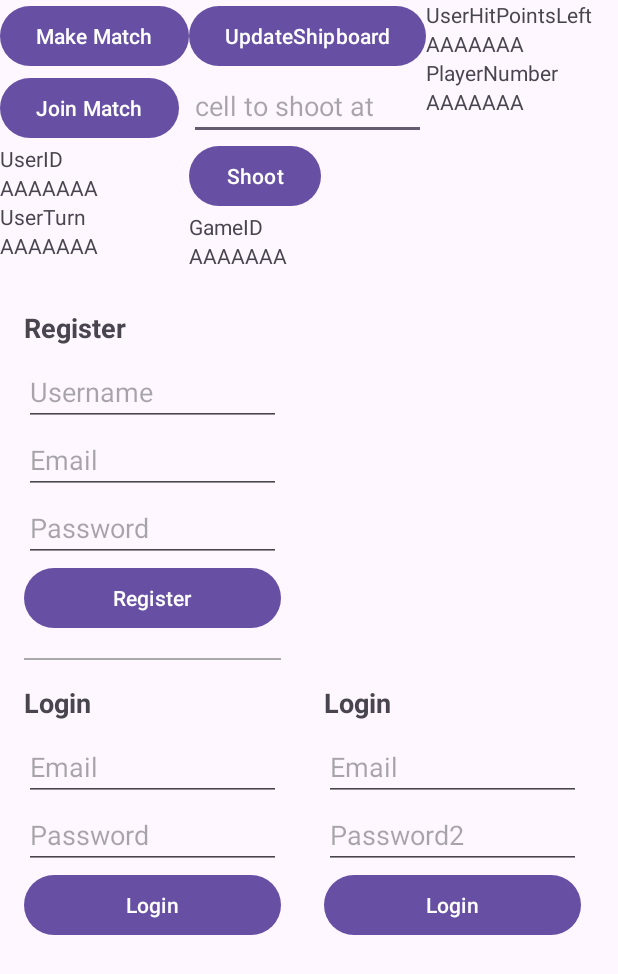
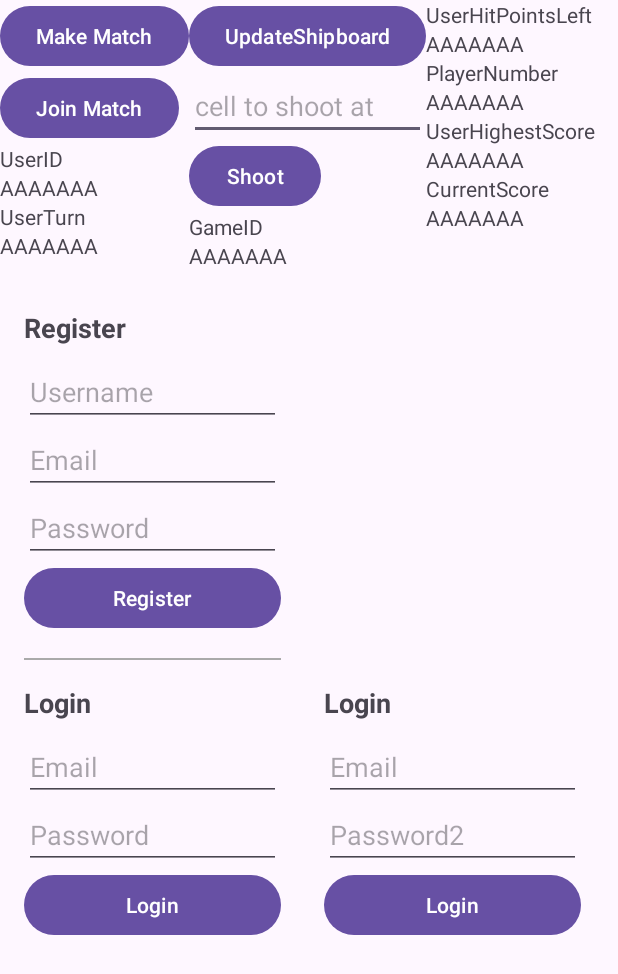
Before and after one commit to JosephByronLane/BattleShipGame, an Android app: the TestActivity screen opened directly, with no data from a screen before it, on a phone screen of 412 x 824 dp. Shown: the top 974 px of the screen. Run offline under Robolectric (Android 15) with nearby library versions, the phone set to English and light mode, and no system bars; our stand-ins replace Firebase (no records; nobody signed in at launch, a user with empty details on screens opened directly).

Commit message:
Added gets for highest score and the current match score (of each user)

```diff
--- a/app/src/main/res/layout/activity_test.xml
+++ b/app/src/main/res/layout/activity_test.xml
@@ -119,8 +119,24 @@
                 android:layout_height="wrap_content"
                 android:id="@+id/PlayerNumber"
                 android:text="AAAAAAA"></TextView>
-
-
+            <TextView
+                android:layout_width="wrap_content"
+                android:layout_height="wrap_content"
+                android:text="UserHighestScore"></TextView>
+            <TextView
+                android:layout_width="wrap_content"
+                android:layout_height="wrap_content"
+                android:id="@+id/userhighestscore"
+                android:text="AAAAAAA"></TextView>
+            <TextView
+                android:layout_width="wrap_content"
+                android:layout_height="wrap_content"
+                android:text="CurrentScore"></TextView>
+            <TextView
+                android:layout_width="wrap_content"
+                android:layout_height="wrap_content"
+                android:id="@+id/playercurrentscore"
+                android:text="AAAAAAA"></TextView>
         </LinearLayout>
 
 
```
Also changed, not shown: app/src/main/java/com/example/battleshipgame/TestActivity.kt (+27 -3 lines), app/src/main/java/com/example/battleshipgame/gameManager.kt (+37 -0 lines).
